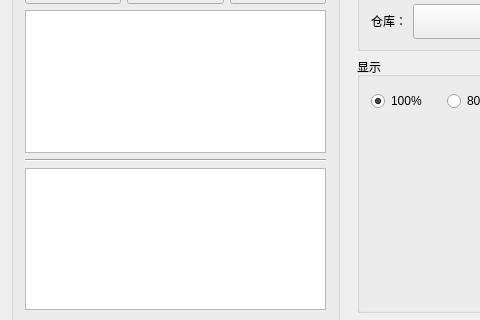
Above: mainwindow.ui from WeiMuYang/markdown-assistant before the change; both pictures show x 0 to 480 and y 120 to 440 of the 905 by 688 pixel window. Below: the same form after it.
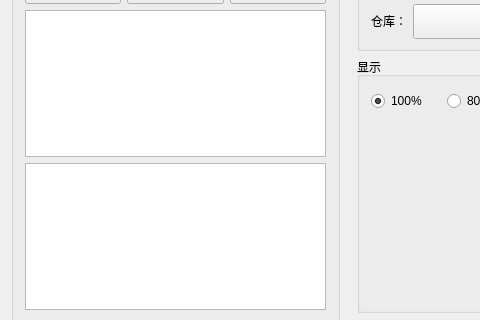
That is the form after the change.

What changed in the file:
```diff
--- a/mainwindow.ui
+++ b/mainwindow.ui
@@ -52,7 +52,7 @@
         <property name="title">
          <string>资源列表</string>
         </property>
-        <layout class="QVBoxLayout" name="listLayout" stretch="2,5,0,5">
+        <layout class="QVBoxLayout" name="listLayout" stretch="2,5,5">
          <property name="topMargin">
           <number>20</number>
          </property>
@@ -186,13 +186,6 @@
            </property>
           </widget>
          </item>
-         <item>
-          <widget class="Line" name="line_2">
-           <property name="orientation">
-            <enum>Qt::Horizontal</enum>
-           </property>
-          </widget>
-         </item>
          <item>
           <widget class="QListWidget" name="delList">
            <property name="sizePolicy">
```
Left out of the diff: 44 changed lines with no effect on the pictures.
